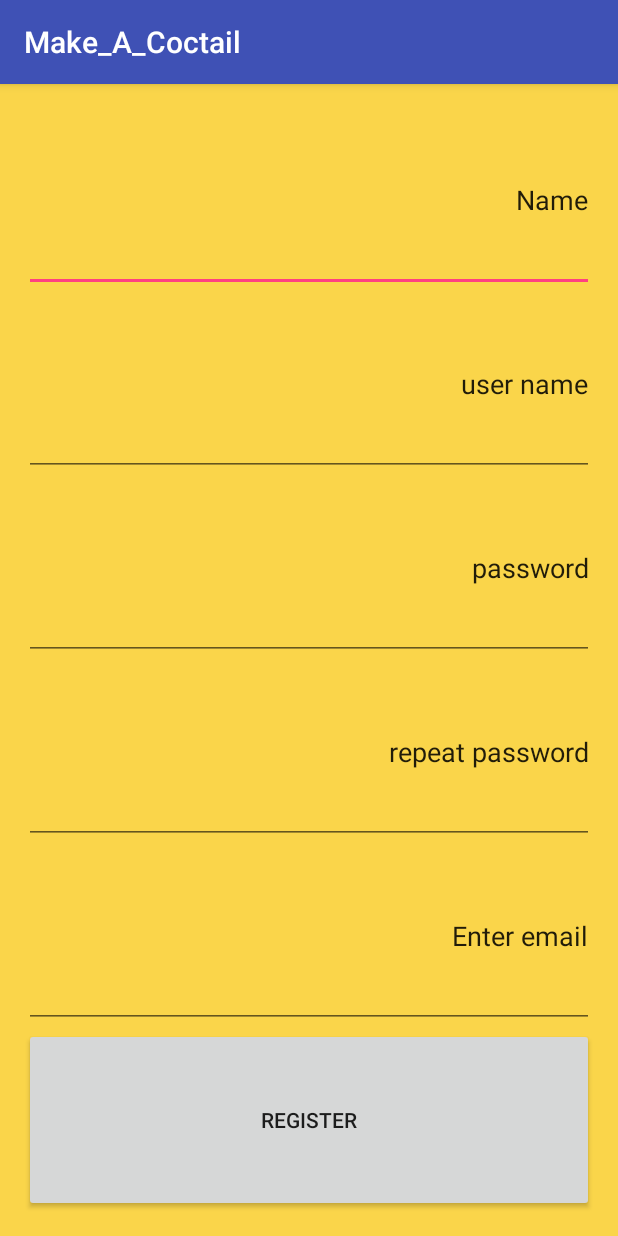
After one commit to pploshtakov/Make_A_Cocktail, an Android app: the RegisterActivity screen opened directly, with no data from a screen before it, on a phone screen of 412 x 824 dp. The commit adds this screen. Run offline under Robolectric (Android 15) with nearby library versions, the phone set to English and light mode, and no system bars.

Commit message:
register page xml

```diff
--- a/app/src/main/AndroidManifest.xml
+++ b/app/src/main/AndroidManifest.xml
@@ -15,6 +15,7 @@
                 <category android:name="android.intent.category.LAUNCHER" />
             </intent-filter>
         </activity>
+        <activity android:name=".RegisterActivity"></activity>
     </application>
 
 </manifest>
--- a/app/src/main/java/com/example/pesho/make_a_coctail/LoginActivity.java
+++ b/app/src/main/java/com/example/pesho/make_a_coctail/LoginActivity.java
@@ -1,7 +1,10 @@
 package com.example.pesho.make_a_coctail;
 
+import android.content.Intent;
 import android.support.v7.app.AppCompatActivity;
 import android.os.Bundle;
+import android.view.View;
+import android.widget.Button;
 
 public class LoginActivity extends AppCompatActivity {
 
@@ -9,5 +12,16 @@ public class LoginActivity extends AppCompatActivity {
     protected void onCreate(Bundle savedInstanceState) {
         super.onCreate(savedInstanceState);
         setContentView(R.layout.activity_login);
+        Button register = (Button) findViewById(R.id.LPRegisterButton);
+        Button login = (Button) findViewById(R.id.LPLoginButton);
+        Button regByFace = (Button) findViewById(R.id.LPFacebookLoginButton);
+
+        register.setOnClickListener(new View.OnClickListener() {
+            @Override
+            public void onClick(View v) {
+                Intent reg = new Intent(LoginActivity.this, RegisterActivity.class);
+                startActivity(reg);
+            }
+        });
     }
 }
--- /dev/null
+++ b/app/src/main/java/com/example/pesho/make_a_coctail/RegisterActivity.java
@@ -0,0 +1,13 @@
+package com.example.pesho.make_a_coctail;
+
+import android.support.v7.app.AppCompatActivity;
+import android.os.Bundle;
+
+public class RegisterActivity extends AppCompatActivity {
+
+    @Override
+    protected void onCreate(Bundle savedInstanceState) {
+        super.onCreate(savedInstanceState);
+        setContentView(R.layout.activity_register);
+    }
+}
--- a/app/src/main/res/layout/activity_login.xml
+++ b/app/src/main/res/layout/activity_login.xml
@@ -20,9 +20,8 @@
         <EditText
             android:layout_width="match_parent"
             android:layout_height="wrap_content"
-            android:textColor="@color/colorWhite"
             android:textSize="26dp"
-            android:text="Name"
+            android:text="@string/user_name"
             android:textAlignment="textEnd"
             android:id="@+id/loginNameText"
             />
@@ -30,9 +29,8 @@
         <EditText
             android:layout_width="match_parent"
             android:layout_height="wrap_content"
-            android:textColor="@color/colorWhite"
             android:textSize="26dp"
-            android:text="Enter password"
+            android:text="@string/password"
             android:textAlignment="textEnd"
             android:id="@+id/loginPassText"
             android:layout_below="@+id/loginNameText"
@@ -52,14 +50,14 @@
             android:layout_width="0dp"
             android:layout_weight="1"
             android:layout_height="wrap_content"
-            android:text="Login"
+            android:text="@string/login"
             android:id="@+id/LPLoginButton" />
 
         <Button
             android:layout_width="0dp"
             android:layout_weight="1"
             android:layout_height="wrap_content"
-            android:text="Register"
+            android:text="@string/register"
             android:id="@+id/LPRegisterButton" />
     </LinearLayout>
 
@@ -68,7 +66,7 @@
         android:layout_height="wrap_content"
         android:layout_below="@id/loginRegButtons"
 
-        android:text="Facebook login"
+        android:text="@string/facebook_login"
         android:id="@+id/LPFacebookLoginButton" />
 
 </RelativeLayout>
--- /dev/null
+++ b/app/src/main/res/layout/activity_register.xml
@@ -0,0 +1,71 @@
+<?xml version="1.0" encoding="utf-8"?>
+<RelativeLayout xmlns:android="http://schemas.android.com/apk/res/android"
+    xmlns:tools="http://schemas.android.com/tools"
+    android:layout_width="match_parent"
+    android:layout_height="match_parent"
+    android:paddingBottom="@dimen/activity_vertical_margin"
+    android:paddingLeft="@dimen/activity_horizontal_margin"
+    android:paddingRight="@dimen/activity_horizontal_margin"
+    android:paddingTop="@dimen/activity_vertical_margin"
+    android:background="@color/yellowBackground"
+    tools:context="com.example.pesho.make_a_coctail.RegisterActivity">
+
+    <LinearLayout
+        android:layout_width="match_parent"
+        android:layout_height="match_parent"
+        android:orientation="vertical">
+
+        <EditText
+            android:layout_width="match_parent"
+            android:layout_height="0dp"
+            android:layout_weight="1"
+            android:text="@string/name"
+            android:id="@+id/RPNameText"
+            android:textAlignment="textEnd"
+            />
+
+        <EditText
+            android:layout_width="match_parent"
+            android:layout_height="0dp"
+            android:layout_weight="1"
+            android:id="@+id/RPUserText"
+            android:text="@string/user_name"
+            android:textAlignment="textEnd"
+            />
+
+        <EditText
+            android:layout_width="match_parent"
+            android:layout_height="0dp"
+            android:layout_weight="1"
+            android:text="@string/password"
+            android:id="@+id/RPPasswordText"
+            android:textAlignment="textEnd"
+            />
+
+        <EditText
+            android:layout_width="match_parent"
+            android:layout_height="0dp"
+            android:layout_weight="1"
+            android:text="@string/repeat_password"
+            android:id="@+id/RPRepeatPassword"
+            android:textAlignment="textEnd"
+            />
+
+        <EditText
+            android:layout_width="match_parent"
+            android:layout_height="0dp"
+            android:layout_weight="1"
+            android:text="@string/enter_email"
+            android:id="@+id/RPEmail"
+            android:textAlignment="textEnd"
+            />
+
+        <Button
+            android:layout_width="match_parent"
+            android:layout_height="0dp"
+            android:layout_weight="1"
+            android:id="@+id/RPRegisterButton"
+            android:text="@string/register" />
+    </LinearLayout>
+
+</RelativeLayout>
--- a/app/src/main/res/values/colors.xml
+++ b/app/src/main/res/values/colors.xml
@@ -4,4 +4,6 @@
     <color name="colorPrimaryDark">#303F9F</color>
     <color name="colorAccent">#FF4081</color>
     <color name="colorWhite">#FFFFFF</color>
+    <color name="yellowBackground">#FAD54A</color>
+
 </resources>
--- a/app/src/main/res/values/strings.xml
+++ b/app/src/main/res/values/strings.xml
@@ -1,3 +1,11 @@
 <resources>
     <string name="app_name">Make_A_Coctail</string>
+    <string name="name">Name</string>
+    <string name="user_name">user name</string>
+    <string name="password">password</string>
+    <string name="repeat_password">repeat password</string>
+    <string name="enter_email">Enter email</string>
+    <string name="register">REGISTER</string>
+    <string name="login">LOGIN</string>
+    <string name="facebook_login">FACEBOOK LOGIN</string>
 </resources>
```
